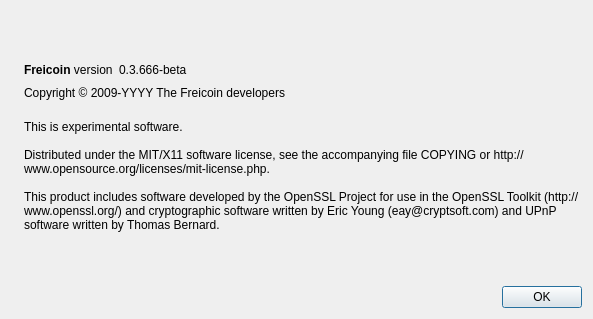
This is src/qt/forms/aboutdialog.ui in fircon/barcoin as Qt 5 draws it before an edit. The edited form follows.
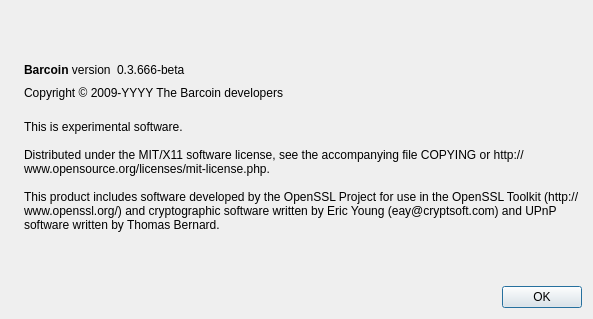
This is the edited form. Icons and pictures are not drawn.

Patch:
```diff
--- a/src/qt/forms/aboutdialog.ui
+++ b/src/qt/forms/aboutdialog.ui
@@ -50,7 +50,7 @@
           <cursorShape>IBeamCursor</cursorShape>
          </property>
          <property name="text">
-          <string>&lt;b&gt;Freicoin&lt;/b&gt; version</string>
+          <string>&lt;b&gt;Barcoin&lt;/b&gt; version</string>
          </property>
          <property name="textInteractionFlags">
           <set>Qt::LinksAccessibleByMouse|Qt::TextSelectableByKeyboard|Qt::TextSelectableByMouse</set>
@@ -91,7 +91,7 @@
         <cursorShape>IBeamCursor</cursorShape>
        </property>
        <property name="text">
-        <string notr="true">Copyright &amp;copy; 2009-YYYY The Freicoin developers</string>
+        <string notr="true">Copyright &amp;copy; 2009-YYYY The Barcoin developers</string>
        </property>
        <property name="textFormat">
         <enum>Qt::RichText</enum>
```
Left out of the diff: 2 changed lines with no effect on the pictures.
